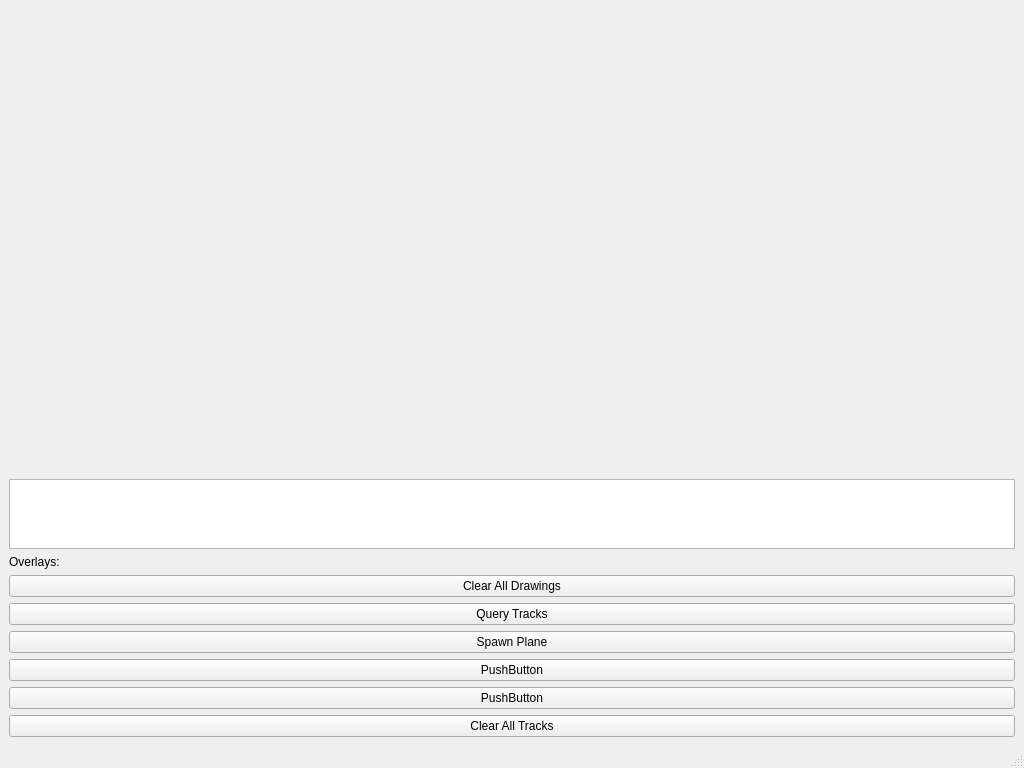
First picture: the form in mainwindow.ui, repository rhysbartholomaeus/leafletQt_CPP, before the edit.
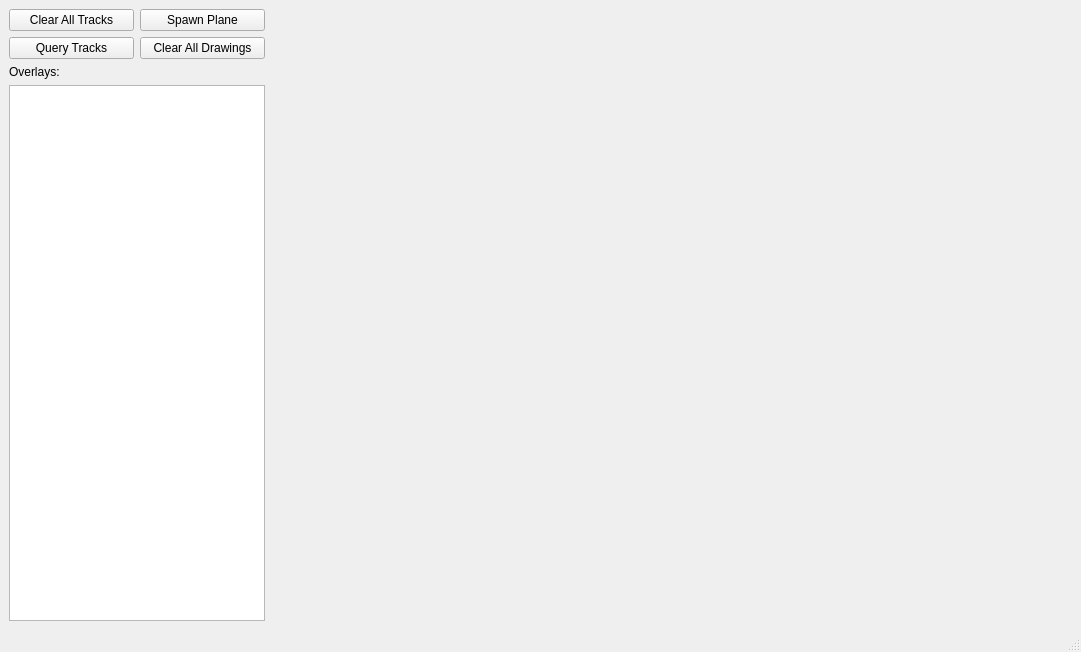
Second picture: the form after the edit.

Commit message: Updated layout of program

```diff
--- a/mainwindow.ui
+++ b/mainwindow.ui
@@ -9,10 +9,16 @@
    <rect>
     <x>0</x>
     <y>0</y>
-    <width>1024</width>
-    <height>768</height>
+    <width>1081</width>
+    <height>652</height>
    </rect>
   </property>
+  <property name="minimumSize">
+   <size>
+    <width>1081</width>
+    <height>652</height>
+   </size>
+  </property>
   <property name="windowTitle">
    <string>MainWindow</string>
   </property>
@@ -25,25 +31,8 @@
    </property>
    <layout class="QVBoxLayout" name="verticalLayout">
     <item>
-     <widget class="QWidget" name="tacDisplay" native="true">
-      <property name="sizePolicy">
-       <sizepolicy hsizetype="Expanding" vsizetype="Expanding">
-        <horstretch>0</horstretch>
-        <verstretch>0</verstretch>
-       </sizepolicy>
-      </property>
-      <property name="minimumSize">
-       <size>
-        <width>800</width>
-        <height>600</height>
-       </size>
-      </property>
-     </widget>
-    </item>
-    <item>
-     <widget class="QListWidget" name="overlayList"/>
-    </item>
-    <item>
+     <layout class="QGridLayout" name="gridLayout">
+      <item row="1" column="1">
      <widget class="QLabel" name="overlayLabel">
       <property name="layoutDirection">
        <enum>Qt::LeftToRight</enum>
@@ -53,48 +42,66 @@
       </property>
      </widget>
     </item>
-    <item>
-     <widget class="QPushButton" name="clearAllDrawings">
-      <property name="text">
-       <string>Clear All Drawings</string>
+      <item row="2" column="1">
+       <widget class="QListWidget" name="overlayList">
+        <property name="sizePolicy">
+         <sizepolicy hsizetype="Preferred" vsizetype="Expanding">
+          <horstretch>0</horstretch>
+          <verstretch>0</verstretch>
+         </sizepolicy>
       </property>
      </widget>
     </item>
-    <item>
+      <item row="0" column="1">
+       <layout class="QGridLayout" name="gridLayout_2">
+        <item row="2" column="0">
      <widget class="QPushButton" name="trackQueryInit">
       <property name="text">
        <string>Query Tracks</string>
       </property>
      </widget>
     </item>
-    <item>
-     <widget class="QPushButton" name="spawnPlane">
+        <item row="2" column="1">
+         <widget class="QPushButton" name="clearAllDrawings">
       <property name="text">
-       <string>Spawn Plane</string>
+           <string>Clear All Drawings</string>
       </property>
      </widget>
     </item>
-    <item>
-     <widget class="QPushButton" name="pushButton_4">
-      <property name="text">
-       <string>PushButton</string>
-      </property>
-     </widget>
-    </item>
-    <item>
-     <widget class="QPushButton" name="pushButton_3">
-      <property name="text">
-       <string>PushButton</string>
-      </property>
-     </widget>
-    </item>
-    <item>
+        <item row="0" column="0">
      <widget class="QPushButton" name="clearAllTracks">
       <property name="text">
        <string>Clear All Tracks</string>
       </property>
      </widget>
     </item>
+        <item row="0" column="1">
+         <widget class="QPushButton" name="spawnPlane">
+          <property name="text">
+           <string>Spawn Plane</string>
+          </property>
+         </widget>
+        </item>
+       </layout>
+      </item>
+      <item row="0" column="2" rowspan="3">
+       <widget class="QWidget" name="tacDisplay" native="true">
+        <property name="sizePolicy">
+         <sizepolicy hsizetype="Expanding" vsizetype="Expanding">
+          <horstretch>1</horstretch>
+          <verstretch>0</verstretch>
+         </sizepolicy>
+        </property>
+        <property name="minimumSize">
+         <size>
+          <width>800</width>
+          <height>600</height>
+         </size>
+        </property>
+       </widget>
+      </item>
+     </layout>
+    </item>
    </layout>
   </widget>
   <widget class="QMenuBar" name="menubar">
```
Left out of the diff: 2 changed lines with no effect on the pictures. Lines whose indentation alone changed are shown as unchanged. The commit also changes 1 other file.
